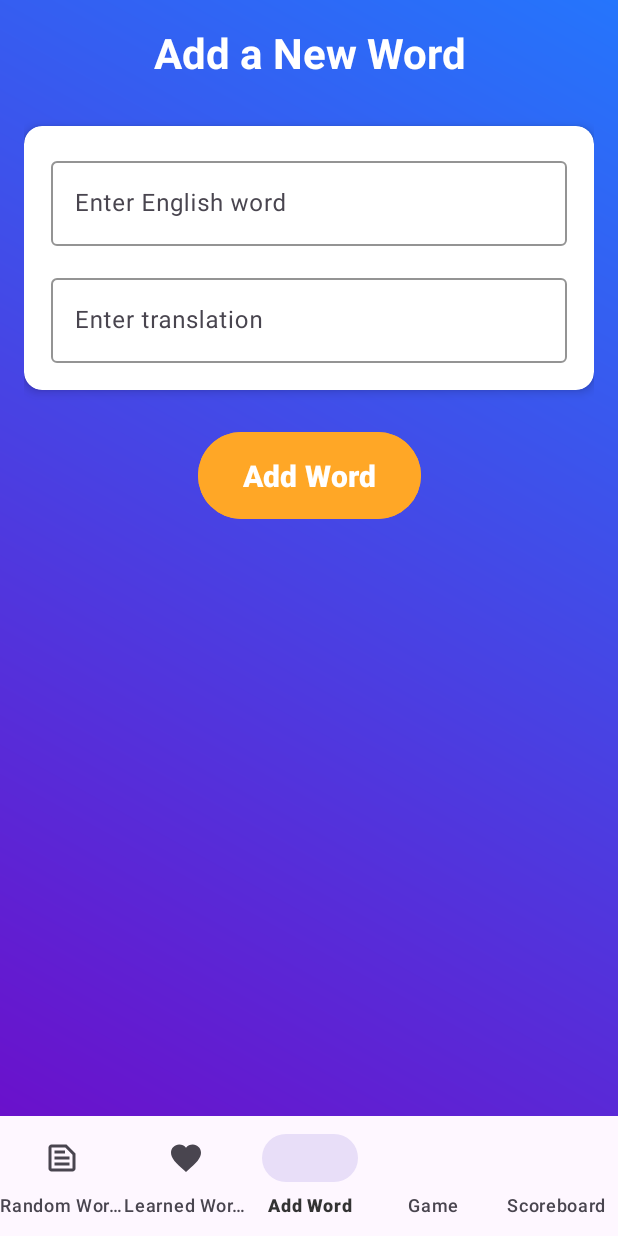
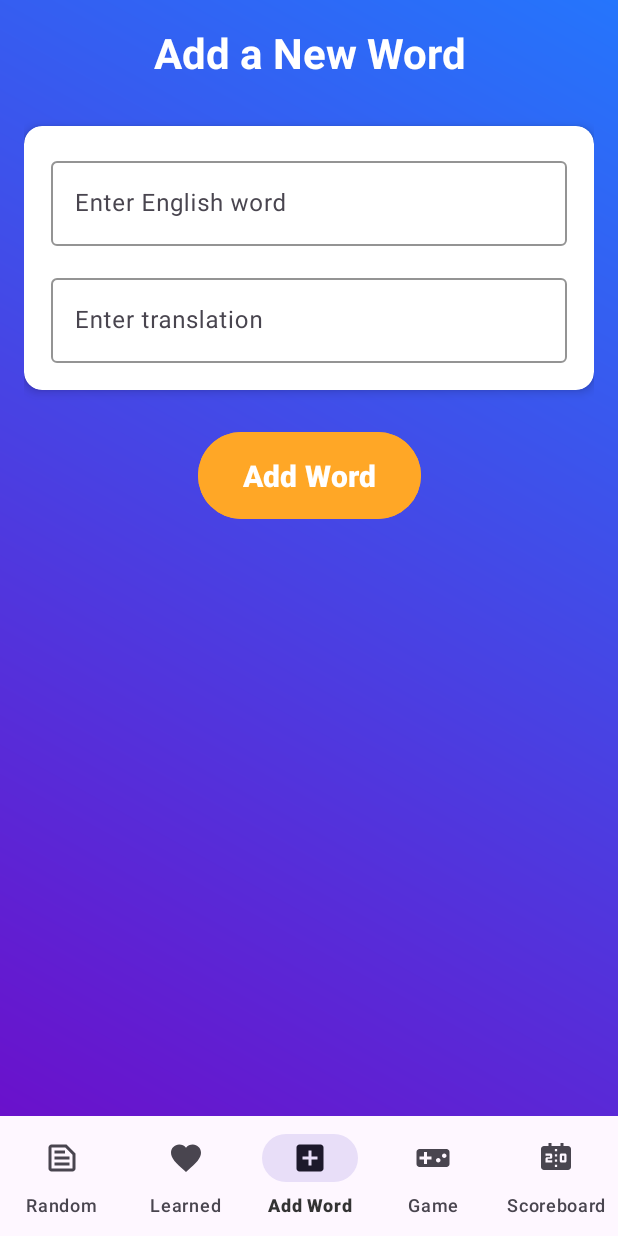
Before and after one commit to erendogan6/Translateify, an Android app: the screen it shows after launch once a user with an empty profile is signed in (MainActivity), item 3 of the bottom bar chosen, on a phone screen of 412 x 824 dp. Run offline under Robolectric (Android 15) with nearby library versions, the phone set to English and light mode, and no system bars; our stand-ins replace Dagger/Hilt's generated code, Firebase (no records; nobody signed in at launch, a user with empty details on screens opened directly), Room's generated code, navigation-ui; libraries missing offline, so code that uses them is left out: com.google.ai.client; 1 statement that could not run was skipped.

Commit message:
feat(ui): improve bottom navigation

```diff
--- a/app/src/main/res/menu/bottom_navigation_menu.xml
+++ b/app/src/main/res/menu/bottom_navigation_menu.xml
@@ -3,22 +3,25 @@
     <item
         android:id="@+id/randomWordsFragment"
         android:icon="@drawable/ic_words"
-        android:title="Random Words" />
+        android:title="Random" />
 
     <item
         android:id="@+id/learnedWordsFragment"
         android:icon="@drawable/ic_favorites"
-        android:title="Learned Words" />
+        android:title="Learned" />
 
     <item
         android:id="@+id/addWordFragment"
+        android:icon="@drawable/ic_add"
         android:title="Add Word" />
 
     <item
         android:id="@+id/gameFragment"
+        android:icon="@drawable/ic_game"
         android:title="Game" />
 
     <item
         android:id="@+id/scoreboardFragment"
+        android:icon="@drawable/ic_scoreboard"
         android:title="Scoreboard" />
 </menu>
```
